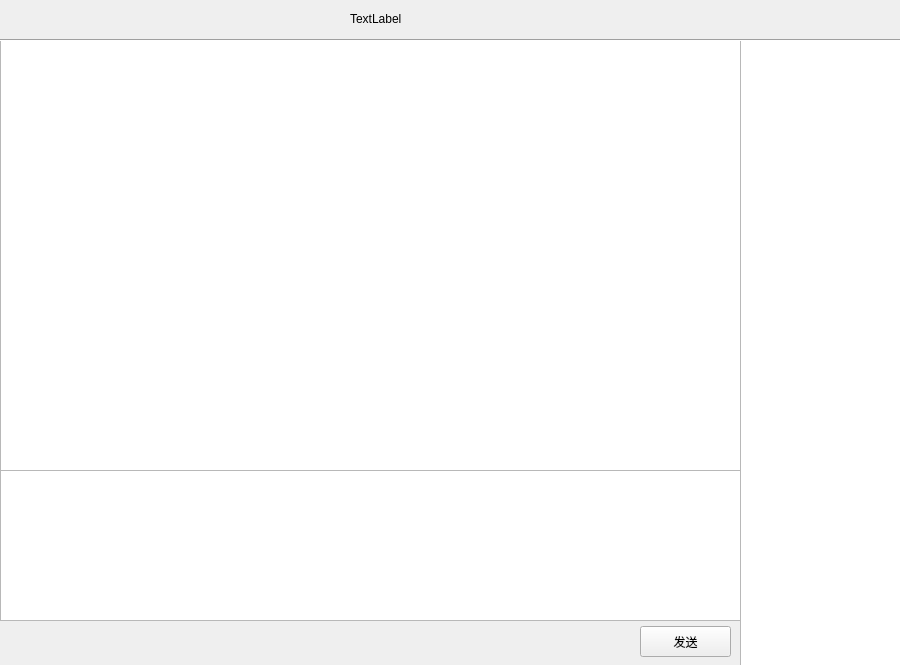
Before: the Qt Designer form client/communicationroom.ui in Nao-Chu/RTCR, drawn with Qt 5.
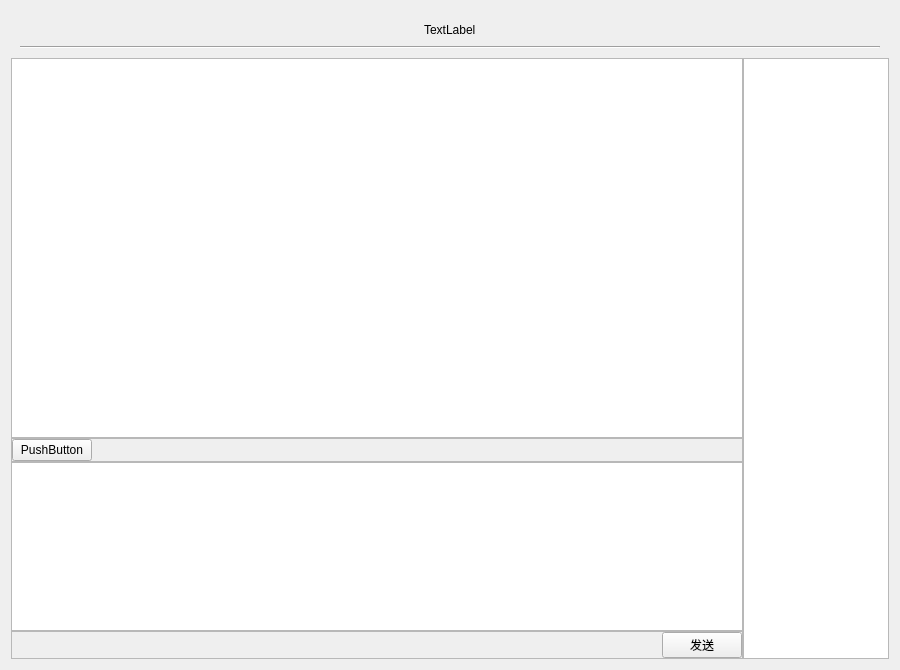
After: the same form once the commit is applied.

What changed in the file:
```diff
--- a/client/communicationroom.ui
+++ b/client/communicationroom.ui
@@ -7,81 +7,195 @@
     <x>0</x>
     <y>0</y>
     <width>900</width>
-    <height>665</height>
+    <height>670</height>
    </rect>
   </property>
+  <property name="sizePolicy">
+   <sizepolicy hsizetype="Expanding" vsizetype="Expanding">
+    <horstretch>0</horstretch>
+    <verstretch>0</verstretch>
+   </sizepolicy>
+  </property>
+  <property name="minimumSize">
+   <size>
+    <width>900</width>
+    <height>670</height>
+   </size>
+  </property>
+  <property name="baseSize">
+   <size>
+    <width>900</width>
+    <height>670</height>
+   </size>
+  </property>
   <property name="windowTitle">
    <string>Form</string>
   </property>
-  <widget class="QTextBrowser" name="recvBrowser">
-   <property name="geometry">
-    <rect>
-     <x>0</x>
-     <y>40</y>
-     <width>741</width>
-     <height>431</height>
-    </rect>
-   </property>
-  </widget>
-  <widget class="QTextEdit" name="sendEdit">
-   <property name="geometry">
-    <rect>
-     <x>0</x>
-     <y>470</y>
-     <width>741</width>
-     <height>151</height>
-    </rect>
-   </property>
-  </widget>
-  <widget class="QListWidget" name="listWidget">
-   <property name="geometry">
-    <rect>
-     <x>740</x>
-     <y>40</y>
-     <width>161</width>
-     <height>631</height>
-    </rect>
-   </property>
-  </widget>
-  <widget class="QLabel" name="nameLabel">
-   <property name="geometry">
-    <rect>
-     <x>350</x>
-     <y>10</y>
-     <width>271</width>
-     <height>17</height>
-    </rect>
-   </property>
-   <property name="text">
-    <string>TextLabel</string>
-   </property>
-  </widget>
-  <widget class="Line" name="line">
-   <property name="geometry">
-    <rect>
-     <x>0</x>
-     <y>30</y>
-     <width>901</width>
-     <height>20</height>
-    </rect>
-   </property>
-   <property name="orientation">
-    <enum>Qt::Horizontal</enum>
-   </property>
-  </widget>
-  <widget class="QPushButton" name="sendButton">
-   <property name="geometry">
-    <rect>
-     <x>640</x>
-     <y>626</y>
-     <width>91</width>
-     <height>31</height>
-    </rect>
-   </property>
-   <property name="text">
-    <string>发送</string>
-   </property>
-  </widget>
+  <layout class="QGridLayout" name="gridLayout_2">
+   <item row="0" column="0">
+    <layout class="QGridLayout" name="gridLayout_main" columnstretch="5,1" columnminimumwidth="0,0">
+     <property name="spacing">
+      <number>0</number>
+     </property>
+     <item row="0" column="0" colspan="2">
+      <widget class="QWidget" name="widget_top" native="true">
+       <layout class="QGridLayout" name="gridLayout_6">
+        <item row="0" column="1">
+         <widget class="QLabel" name="nameLabel">
+          <property name="text">
+           <string>TextLabel</string>
+          </property>
+         </widget>
+        </item>
+        <item row="0" column="0">
+         <spacer name="horizontalSpacer">
+          <property name="orientation">
+           <enum>Qt::Horizontal</enum>
+          </property>
+          <property name="sizeHint" stdset="0">
+           <size>
+            <width>389</width>
+            <height>20</height>
+           </size>
+          </property>
+         </spacer>
+        </item>
+        <item row="1" column="0" colspan="3">
+         <widget class="Line" name="line">
+          <property name="orientation">
+           <enum>Qt::Horizontal</enum>
+          </property>
+         </widget>
+        </item>
+        <item row="0" column="2">
+         <spacer name="horizontalSpacer_2">
+          <property name="orientation">
+           <enum>Qt::Horizontal</enum>
+          </property>
+          <property name="sizeHint" stdset="0">
+           <size>
+            <width>389</width>
+            <height>20</height>
+           </size>
+          </property>
+         </spacer>
+        </item>
+       </layout>
+      </widget>
+     </item>
+     <item row="1" column="0">
+      <layout class="QVBoxLayout" name="verticalLayout_left" stretch="9,0,4,0">
+       <property name="spacing">
+        <number>0</number>
+       </property>
+       <property name="leftMargin">
+        <number>0</number>
+       </property>
+       <item>
+        <widget class="QTextBrowser" name="recvBrowser"/>
+       </item>
+       <item>
+        <widget class="QFrame" name="frame_2">
+         <property name="frameShape">
+          <enum>QFrame::StyledPanel</enum>
+         </property>
+         <layout class="QGridLayout" name="gridLayout">
+          <property name="leftMargin">
+           <number>0</number>
+          </property>
+          <property name="topMargin">
+           <number>0</number>
+          </property>
+          <property name="rightMargin">
+           <number>0</number>
+          </property>
+          <property name="bottomMargin">
+           <number>0</number>
+          </property>
+          <property name="spacing">
+           <number>0</number>
+          </property>
+          <item row="0" column="0">
+           <widget class="QPushButton" name="pushButton">
+            <property name="text">
+             <string>PushButton</string>
+            </property>
+           </widget>
+          </item>
+          <item row="0" column="1">
+           <spacer name="horizontalSpacer_4">
+            <property name="orientation">
+             <enum>Qt::Horizontal</enum>
+            </property>
+            <property name="sizeHint" stdset="0">
+             <size>
+              <width>40</width>
+              <height>20</height>
+             </size>
+            </property>
+           </spacer>
+          </item>
+         </layout>
+        </widget>
+       </item>
+       <item>
+        <widget class="QTextEdit" name="sendEdit"/>
+       </item>
+       <item>
+        <widget class="QFrame" name="frame">
+         <property name="frameShape">
+          <enum>QFrame::StyledPanel</enum>
+         </property>
+         <property name="frameShadow">
+          <enum>QFrame::Raised</enum>
+         </property>
+         <layout class="QHBoxLayout" name="horizontalLayout">
+          <property name="spacing">
+           <number>0</number>
+          </property>
+          <property name="leftMargin">
+           <number>0</number>
+          </property>
+          <property name="topMargin">
+           <number>0</number>
+          </property>
+          <property name="rightMargin">
+           <number>0</number>
+          </property>
+          <property name="bottomMargin">
+           <number>0</number>
+          </property>
+          <item>
+           <spacer name="horizontalSpacer_3">
+            <property name="orientation">
+             <enum>Qt::Horizontal</enum>
+            </property>
+            <property name="sizeHint" stdset="0">
+             <size>
+              <width>551</width>
+              <height>20</height>
+             </size>
+            </property>
+           </spacer>
+          </item>
+          <item>
+           <widget class="QPushButton" name="sendButton">
+            <property name="text">
+             <string>发送</string>
+            </property>
+           </widget>
+          </item>
+         </layout>
+        </widget>
+       </item>
+      </layout>
+     </item>
+     <item row="1" column="1">
+      <widget class="QListWidget" name="listWidget"/>
+     </item>
+    </layout>
+   </item>
+  </layout>
  </widget>
  <resources/>
  <connections/>
```
